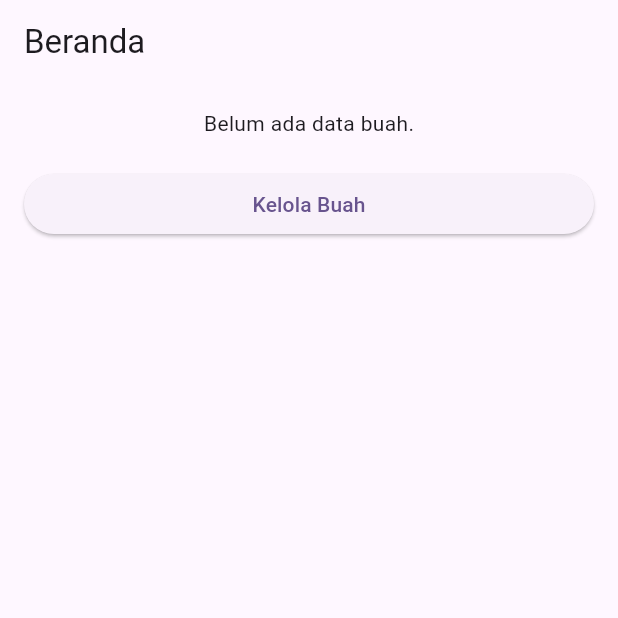
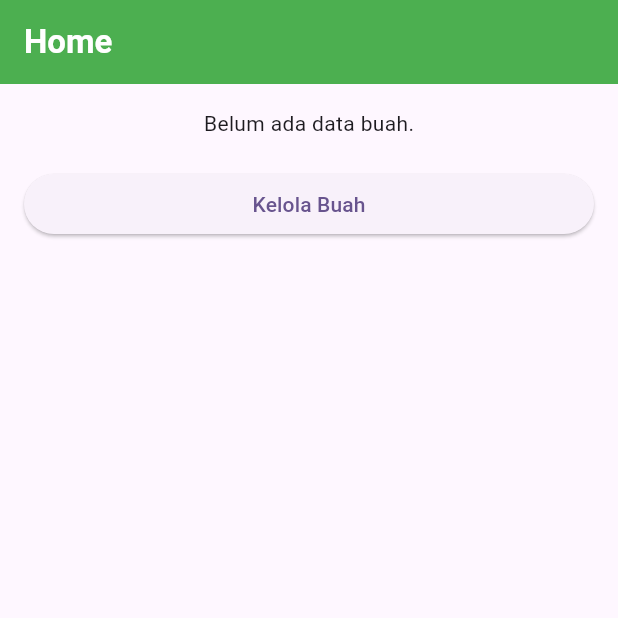
Before and after one commit to Firdaa-code57/project_uas_grup, a Flutter app: the HomePage screen opened directly, on a phone screen of 412 x 824 dp, the top half of it. Run offline on Flutter 3.47's test engine with Material 3 defaults, Android fonts, the phone set to English and light mode, and no system bars; our stand-ins replace animated_bottom_navigation_bar, get, image_picker, supabase_flutter; accounts and stored records are empty.

Commit message:
Update HomePage title and button text

```diff
--- a/lib/app/views/home_page.dart
+++ b/lib/app/views/home_page.dart
@@ -9,7 +9,13 @@ class HomePage extends StatelessWidget {
   @override
   Widget build(BuildContext context) {
     return Scaffold(
-      appBar: AppBar(title: Text('Beranda')),
+      appBar: AppBar(
+        title: Text(
+          'Home',
+          style: TextStyle(color: Colors.white, fontWeight: FontWeight.bold),
+        ),
+        backgroundColor: Color(0xFF4CAF50),
+      ),
       body: SingleChildScrollView(
         padding: EdgeInsets.all(16),
         child: Column(
--- a/lib/app/views/simple_buah_list.dart
+++ b/lib/app/views/simple_buah_list.dart
@@ -114,7 +114,7 @@ Widget buildBuahItem(Map<String, dynamic> buah) {
                         borderRadius: BorderRadius.circular(20),
                       ),
                       child: const Text(
-                        'Add to cart',
+                        'View',
                         style: TextStyle(
                           color: Colors.white,
                           fontSize: 14,
--- a/pubspec.yaml
+++ b/pubspec.yaml
@@ -44,6 +44,7 @@ dependencies:
 dev_dependencies:
   flutter_test:
     sdk: flutter
+  change_app_package_name: ^1.5.0
 
   # The "flutter_lints" package below contains a set of recommended lints to
   # encourage good coding practices. The lint set provided by the package is
```
Also changed, not shown: pubspec.lock.
